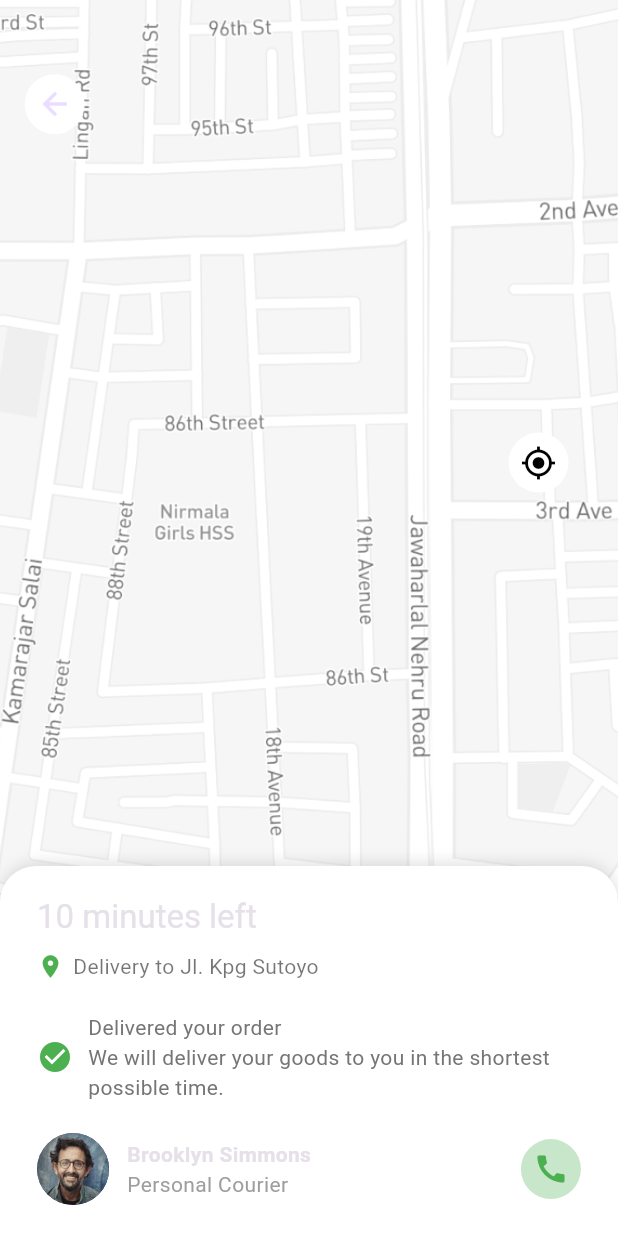
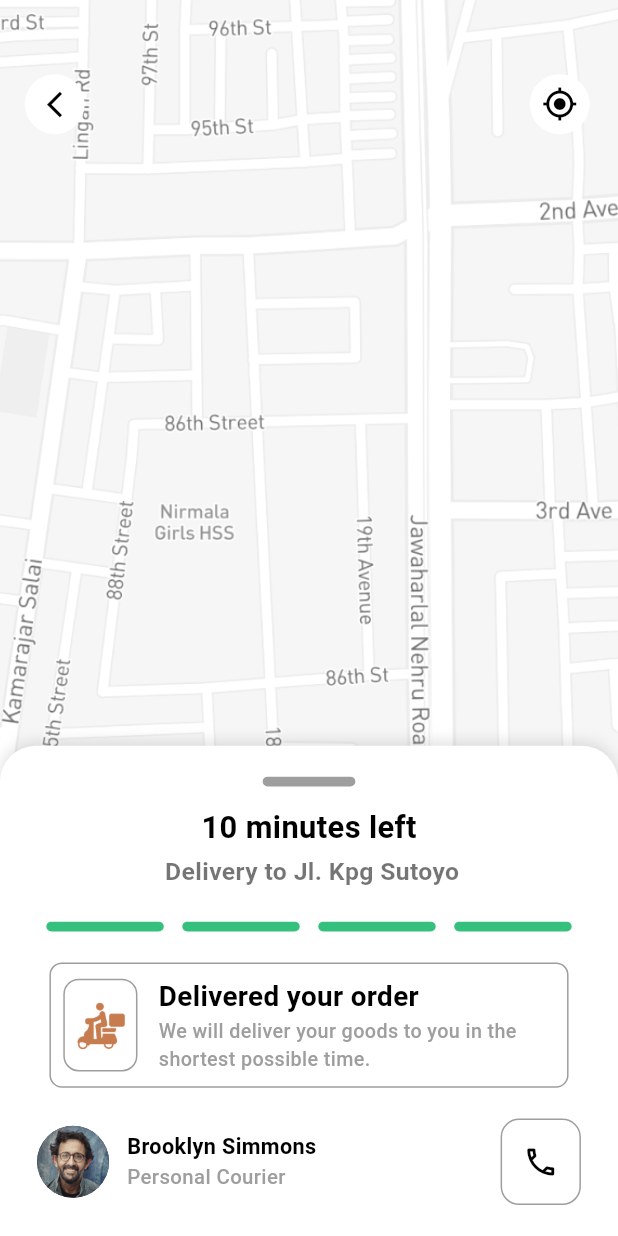
Before and after one commit to Elrmady09/caffeza, a Flutter app: the DeliveryTrackingPage screen opened by its route, on a phone screen of 412 x 824 dp. Run offline on Flutter 3.47's test engine with Material 3 defaults, Android fonts, the phone set to English and light mode, and no system bars.

Commit message:
edit delivery tracking page

```diff
--- a/lib/core/constants/app_colors.dart
+++ b/lib/core/constants/app_colors.dart
@@ -10,4 +10,5 @@ class AppColors {
   static const Color lightBrown = Color(0xFF8B5E3C);
   static const Color red = Color(0xFFED5151);
   static const Color background = Color(0xFFf8f8f9);
+  static const Color green = Color(0xFF36C07E);
 }
--- a/lib/core/constants/app_icons.dart
+++ b/lib/core/constants/app_icons.dart
@@ -3,5 +3,9 @@ class AppIcons {
   static const String fastDelivery = 'assets/images/icons/Fast Delivery.png';
   static const String qualityBean = 'assets/images/icons/Quality Bean.png';
   static const String extraMilk = 'assets/images/icons/Extra Milk.png';
+  static const String fastDelivery1_5x = 'assets/images/icons/Fast Delivery1.5x.png';
+  static const String fastDelivery2x = 'assets/images/icons/Fast Delivery2x.png';
+  static const String fastDelivery3x = 'assets/images/icons/Fast Delivery3x.png';
+
 
 }
--- a/lib/features/delivery_tracking/presentation/delivery_tracking_page.dart
+++ b/lib/features/delivery_tracking/presentation/delivery_tracking_page.dart
@@ -1,3 +1,4 @@
+import 'package:caffeza/core/widgets/space.dart';
 import 'package:flutter/material.dart';
 import 'package:provider/provider.dart';
 import '../../../../core/constants/app_colors.dart';
@@ -40,12 +41,21 @@ class DeliveryTrackingPage extends StatelessWidget {
           Positioned(
             top: size.height * 0.06,
             left: size.width * 0.04,
-            child: CircleAvatar(
-              backgroundColor: Colors.white,
-              child: IconButton(
-                icon: const Icon(Icons.arrow_back),
-                onPressed: () => Navigator.of(context).pop(),
-              ),
+            child: Row(
+              children: [
+                CircleAvatar(
+                  backgroundColor: Colors.white,
+                  child: IconButton(
+                    icon: Icon(Icons.arrow_back_ios_new,color: Colors.black,size: size.width * 0.05,),
+                    onPressed: () => Navigator.of(context).pop(),
+                  ),
+                ),
+                WidthSpace(space: 0.72),
+                CircleAvatar(
+                  backgroundColor: Colors.white,
+                  child: const Icon(Icons.my_location, color: Colors.black),
+                ),
+              ],
             ),
           ),
         ],
--- /dev/null
+++ b/lib/features/delivery_tracking/widgets/Frame_section.dart
@@ -0,0 +1,22 @@
+import 'package:caffeza/core/constants/app_colors.dart';
+import 'package:flutter/material.dart';
+
+
+class FrameSection extends StatelessWidget {
+  const FrameSection({Key? key}) : super(key: key);
+
+  @override
+  Widget build(BuildContext context) {
+    final size = MediaQuery.of(context).size;
+    return Expanded(
+      child: Container(
+        margin: EdgeInsets.symmetric(horizontal: size.width * 0.015),
+        height:size.height * 0.008 ,
+        decoration: BoxDecoration(
+          color: AppColors.green,
+          borderRadius: BorderRadius.circular(size.width * 0.01),
+        ),
+      ),
+    );
+  }
+}
--- a/lib/features/delivery_tracking/widgets/delivery_info_section.dart
+++ b/lib/features/delivery_tracking/widgets/delivery_info_section.dart
@@ -1,3 +1,5 @@
+import 'package:caffeza/core/constants/app_icons.dart';
+import 'package:caffeza/core/widgets/General%20Text.dart';
 import 'package:flutter/material.dart';
 import 'package:provider/provider.dart';
 
@@ -5,6 +7,7 @@ import '../../../../core/constants/app_colors.dart';
 import '../../../core/constants/app_images.dart';
 import '../../../core/widgets/space.dart';
 import '../logic/delivery_tracking_provider.dart';
+import 'Frame_section.dart';
 
 
 class DeliveryInfoSection extends StatelessWidget {
@@ -18,36 +21,96 @@ class DeliveryInfoSection extends StatelessWidget {
     return Column(
       crossAxisAlignment: CrossAxisAlignment.start,
       children: [
-        Text(
-          deliveryProvider.deliveryTime,
-          style: Theme.of(context).textTheme.titleLarge,
+        Center(
+            child: Container(
+              width: size.width * 0.15,
+              height: size.height * 0.008,
+              decoration: BoxDecoration(
+                color: Colors.grey,
+                borderRadius: BorderRadius.circular(size.width * 0.01),
+              ),
+            )
         ),
-        HeightSpace(space: 0.01),
-        Row(
-          children: [
-            const Icon(Icons.location_on, color: Colors.green, size: 18),
-            const SizedBox(width: 6),
-            Text(
-              'Delivery to ${deliveryProvider.deliveryAddress}',
-              style: const TextStyle(color: Colors.black54),
-            ),
-          ],
+        HeightSpace(space: 0.015),
+        Center(
+          child: GeneralText(
+              text: deliveryProvider.deliveryTime,
+            sizetext: size.width * 0.05,
+            fontWeight: FontWeight.w700,
+            color: Colors.black,
+          ),
+        ),
+        Center(
+          child: GeneralText(
+            padding: EdgeInsets.only(top: size.height * 0.005,left: size.width * 0.01),
+            text: 'Delivery to ${deliveryProvider.deliveryAddress}',
+            sizetext: size.width * 0.04,
+            fontWeight: FontWeight.w700,
+            color: Colors.black54,
+          ),
         ),
         HeightSpace(space: 0.025),
         Row(
           children: [
-            const Icon(Icons.check_circle, color: Colors.green),
-            const SizedBox(width: 10),
-            Expanded(
-              child: Text(
-                'Delivered your order\nWe will deliver your goods to you in the shortest possible time.',
-                style: TextStyle(
-                  color: Colors.grey.shade600,
-                  height: 1.4,
+            FrameSection(),
+            FrameSection(),
+            FrameSection(),
+            FrameSection(),
+
+          ],
+        ),
+
+        HeightSpace(space: 0.025),
+        Container(
+          margin: EdgeInsets.symmetric(horizontal: size.width * 0.02),
+          padding: EdgeInsets.symmetric(horizontal: size.width * 0.02,vertical: size.height * 0.01),
+          decoration: BoxDecoration(
+            borderRadius: BorderRadius.circular(size.width * 0.02),
+            border: Border.all(
+              width: 1,color: Colors.grey,
+            )
+          ),
+          child: Row(
+            children: [
+              Container(
+                width: size.width * 0.12,
+                height: size.height * 0.075,
+                decoration: BoxDecoration(
+                  image: DecorationImage(
+                      image: AssetImage(AppIcons.fastDelivery3x),
+                    scale: 2.5,
+                  ),
+                    borderRadius: BorderRadius.circular(size.width * 0.025),
+                    border: Border.all(
+                      width: 1,color: Colors.grey,
+                    )
                 ),
               ),
-            ),
-          ],
+              const SizedBox(width: 10),
+              SizedBox(
+                width: size.width * 0.62,
+                child: Column(
+                  crossAxisAlignment: CrossAxisAlignment.start,
+                  children: [
+                    GeneralText(
+                      padding: EdgeInsets.only(left: size.width * 0.01),
+                      text: 'Delivered your order',
+                      sizetext: size.width * 0.045,
+                      fontWeight: FontWeight.w700,
+                      color: Colors.black,
+                    ),
+                    GeneralText(
+                      padding: EdgeInsets.only(left: size.width * 0.01),
+                      text: 'We will deliver your goods to you in the shortest possible time.',
+                      sizetext: size.width * 0.032,
+                      fontWeight: FontWeight.w500,
+                      color: Colors.grey,
+                    ),
+                  ],
+                ),
+              ),
+            ],
+          ),
         ),
         HeightSpace(space: 0.025),
         Row(
@@ -59,15 +122,34 @@ class DeliveryInfoSection extends StatelessWidget {
             const SizedBox(width: 12),
             Column(
               crossAxisAlignment: CrossAxisAlignment.start,
-              children: const [
-                Text('Brooklyn Simmons', style: TextStyle(fontWeight: FontWeight.bold)),
-                Text('Personal Courier', style: TextStyle(color: Colors.grey)),
+              children: [
+                GeneralText(
+                  text: 'Brooklyn Simmons',
+                  sizetext: size.width * 0.035,
+                  fontWeight: FontWeight.w700,
+                  color: Colors.black,
+                ),
+                GeneralText(
+                  text: 'Personal Courier',
+                  sizetext: size.width * 0.033,
+                  fontWeight: FontWeight.w500,
+                  color: Colors.grey,
+                ),
               ],
             ),
             const Spacer(),
-            CircleAvatar(
-              backgroundColor: Colors.green.shade100,
-              child: const Icon(Icons.call, color: Colors.green),
+            Container(
+              width: size.width * 0.13,
+              height: size.height * 0.07,
+              decoration: BoxDecoration(
+                  borderRadius: BorderRadius.circular(size.width * 0.03),
+                  border: Border.all(
+                    width: 1,color: Colors.grey,
+                  ),
+              ),
+              child: Center(
+                child: Icon(Icons.call_outlined,color: Colors.black,),
+              ),
             ),
           ],
         ),
--- a/lib/features/delivery_tracking/widgets/delivery_map_section.dart
+++ b/lib/features/delivery_tracking/widgets/delivery_map_section.dart
@@ -20,14 +20,6 @@ class DeliveryMapSection extends StatelessWidget {
             width: size.width,
             height: size.height,
           ),
-          Positioned(
-            top: size.height * 0.35,
-            right: size.width * 0.08,
-            child: CircleAvatar(
-              backgroundColor: Colors.white,
-              child: const Icon(Icons.my_location, color: Colors.black),
-            ),
-          ),
         ],
       ),
     );
```
Also changed, not shown: assets/images/icons/Fast Delivery1.5x.png (added), assets/images/icons/Fast Delivery2x.png (added), assets/images/icons/Fast Delivery3x.png (added).
